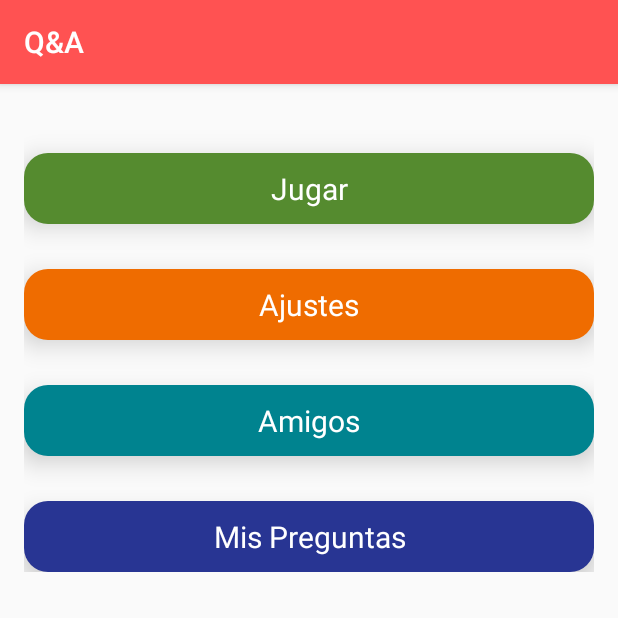
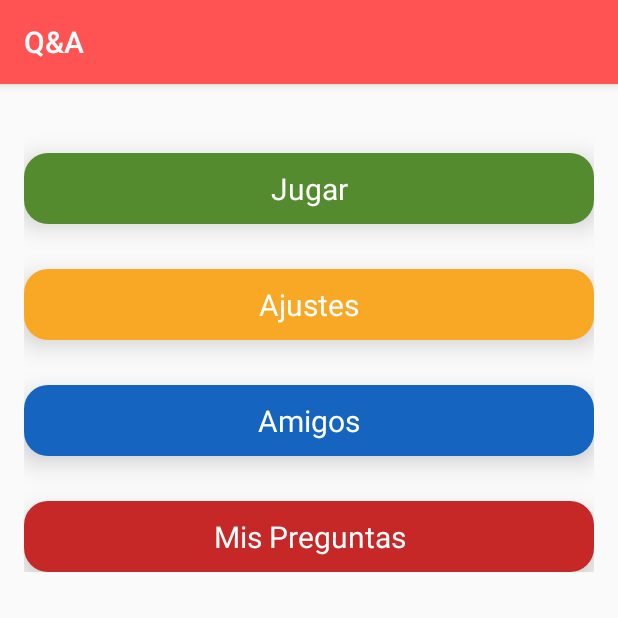
Before and after one commit to adripol94/q-and-a, an Android app: the GameActivity screen opened directly, with no data from a screen before it, on a phone screen of 412 x 824 dp, the top half of it. Run offline under Robolectric (Android 15) with nearby library versions, the light colour scheme and no system bars.

Commit message:
Change architecture & colors menu

```diff
--- a/app/src/main/AndroidManifest.xml
+++ b/app/src/main/AndroidManifest.xml
@@ -14,7 +14,7 @@
         android:supportsRtl="true"
         android:theme="@style/AppTheme">
         <activity
-            android:name=".LoginActivity"
+            android:name=".View.LoginActivity"
             android:label="@string/app_name">
             <intent-filter>
                 <action android:name="android.intent.action.MAIN" />
@@ -23,14 +23,14 @@
             </intent-filter>
         </activity>
         <activity
-            android:name=".GameActivity"
+            android:name=".View.GameActivity"
             android:screenOrientation="locked">
             <item android:name="android:typeface">
                 serif
             </item>
         </activity>
         <activity
-            android:name=".GameList"
+            android:name=".View.GameList"
             android:label="@string/title_activity_game_list"
             android:theme="@style/AppTheme.NoActionBar"></activity>
     </application>
--- a/app/src/main/java/es/iesnervion/qa/CustomTransiction.java
+++ b/app/src/main/java/es/iesnervion/qa/View/CustomTransiction.java
@@ -1,4 +1,4 @@
-package es.iesnervion.qa;
+package es.iesnervion.qa.View;
 
 import android.animation.Animator;
 import android.animation.ArgbEvaluator;
--- a/app/src/main/java/es/iesnervion/qa/GameList.java
+++ b/app/src/main/java/es/iesnervion/qa/View/GameList.java
@@ -1,4 +1,4 @@
-package es.iesnervion.qa;
+package es.iesnervion.qa.View;
 
 import android.content.res.ColorStateList;
 import android.os.Build;
@@ -10,6 +10,8 @@ import android.support.design.widget.Snackbar;
 import android.support.v7.app.AppCompatActivity;
 import android.support.v7.widget.Toolbar;
 import android.view.View;
+
+import es.iesnervion.qa.R;
 
 public class GameList extends AppCompatActivity {
 
--- a/app/src/main/java/es/iesnervion/qa/LoginActivity.java
+++ b/app/src/main/java/es/iesnervion/qa/View/LoginActivity.java
@@ -1,9 +1,8 @@
-package es.iesnervion.qa;
+package es.iesnervion.qa.View;
 
 import android.animation.Animator;
 import android.animation.AnimatorListenerAdapter;
 import android.annotation.TargetApi;
-import android.app.Activity;
 import android.content.Intent;
 import android.content.pm.PackageManager;
 import android.support.annotation.NonNull;
@@ -33,6 +32,8 @@ import android.widget.TextView;
 
 import java.util.ArrayList;
 import java.util.List;
+
+import es.iesnervion.qa.R;
 
 import static android.Manifest.permission.READ_CONTACTS;
 
--- a/app/src/main/res/layout/activity_game.xml
+++ b/app/src/main/res/layout/activity_game.xml
@@ -8,7 +8,7 @@
     android:paddingLeft="@dimen/activity_horizontal_margin"
     android:paddingRight="@dimen/activity_horizontal_margin"
     android:paddingTop="@dimen/activity_vertical_margin"
-    tools:context="es.iesnervion.qa.GameActivity">
+    tools:context="es.iesnervion.qa.View.GameActivity">
 
         <TextView
             style="@style/Buttonstyle"
--- a/app/src/main/res/layout/activity_game_list.xml
+++ b/app/src/main/res/layout/activity_game_list.xml
@@ -5,7 +5,7 @@
     android:layout_width="match_parent"
     android:layout_height="match_parent"
     android:fitsSystemWindows="true"
-    tools:context="es.iesnervion.qa.GameList">
+    tools:context="es.iesnervion.qa.View.GameList">
 
     <android.support.design.widget.AppBarLayout
         android:id="@+id/app_bar"
@@ -42,6 +42,6 @@
         android:layout_margin="@dimen/fab_margin"
         app:layout_anchor="@id/app_bar"
         app:layout_anchorGravity="bottom|end"
-        app:srcCompat="@drawable/ic_done_black_24dp" />
+        app:srcCompat="@mipmap/ic_done_black_24dp" />
 
 </android.support.design.widget.CoordinatorLayout>
--- a/app/src/main/res/layout/activity_login.xml
+++ b/app/src/main/res/layout/activity_login.xml
@@ -8,7 +8,7 @@
     android:paddingLeft="@dimen/activity_horizontal_margin"
     android:paddingRight="@dimen/activity_horizontal_margin"
     android:paddingTop="@dimen/activity_vertical_margin"
-    tools:context="es.iesnervion.qa.LoginActivity">
+    tools:context="es.iesnervion.qa.View.LoginActivity">
 
     <!-- Login progress -->
     <ProgressBar
--- a/app/src/main/res/layout/content_game_list.xml
+++ b/app/src/main/res/layout/content_game_list.xml
@@ -5,7 +5,7 @@
     android:layout_width="match_parent"
     android:layout_height="match_parent"
     app:layout_behavior="@string/appbar_scrolling_view_behavior"
-    tools:context="es.iesnervion.qa.GameList"
+    tools:context="es.iesnervion.qa.View.GameList"
     tools:showIn="@layout/activity_game_list">
 
     <TextView
--- a/app/src/main/res/menu/menu_game_list.xml
+++ b/app/src/main/res/menu/menu_game_list.xml
@@ -1,7 +1,7 @@
 <menu xmlns:android="http://schemas.android.com/apk/res/android"
     xmlns:app="http://schemas.android.com/apk/res-auto"
     xmlns:tools="http://schemas.android.com/tools"
-    tools:context="es.iesnervion.qa.GameList">
+    tools:context="es.iesnervion.qa.View.GameList">
     <item
         android:id="@+id/action_settings"
         android:orderInCategory="100"
--- a/app/src/main/res/values/colors.xml
+++ b/app/src/main/res/values/colors.xml
@@ -3,8 +3,10 @@
     <color name="colorPrimary">#FF5252</color>
     <color name="colorPrimaryDark">#303F9F</color>
     <color name="colorAccent">#FF5252</color>
+    <!-- Colores de los botones pagina principal -->
+
     <color name="colorGame">#558B2F</color>
-    <color name="colorSettings">#EF6C00</color>
-    <color name="colorFirends">#00838F</color>
-    <color name="colorQuestions">#283593</color>
+    <color name="colorSettings">#f9a825</color>
+    <color name="colorFirends">#1565c0</color>
+    <color name="colorQuestions">#c62828</color>
 </resources>
```
Also changed, not shown: app/build.gradle (+7 -0 lines), app/src/main/java/es/iesnervion/qa/Model/Question.java (added, +49 -0 lines), app/src/main/java/es/iesnervion/qa/View/GameActivity.java (renamed from app/src/main/java/es/iesnervion/qa/GameActivity.java, +6 -7 lines).
